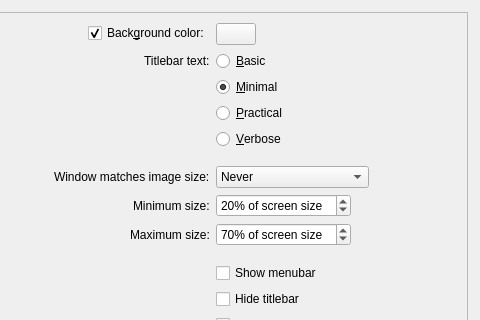
Above: src/qvoptionsdialog.ui from Apollo24K/qMedia before the change; both pictures show x 180 to 660 and y 0 to 320 of the 660 by 620 pixel window. Below: the same form after it.
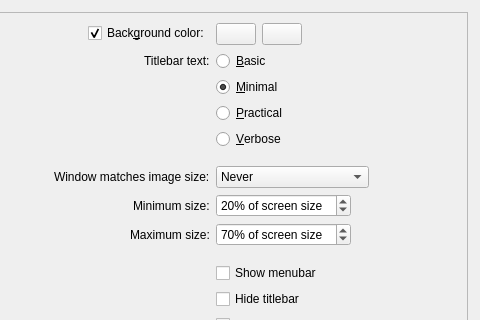
That is the form after the change.

Commit message: Secondary Background

Patch:
```diff
--- a/src/qvoptionsdialog.ui
+++ b/src/qvoptionsdialog.ui
@@ -113,11 +113,22 @@
            </widget>
           </item>
           <item row="0" column="1">
+           <layout class="QHBoxLayout" name="backgroundColorsLayout">
+            <item>
            <widget class="QPushButton" name="bgColorButton">
             <property name="focusPolicy">
              <enum>Qt::NoFocus</enum>
             </property>
            </widget>
+            </item>
+            <item>
+             <widget class="QPushButton" name="alternateBgColorButton">
+              <property name="focusPolicy">
+               <enum>Qt::NoFocus</enum>
+              </property>
+             </widget>
+            </item>
+           </layout>
           </item>
           <item row="1" column="0">
            <widget class="QLabel" name="label">
```
Lines whose indentation alone changed are shown as unchanged. The commit also changes 8 other files.
